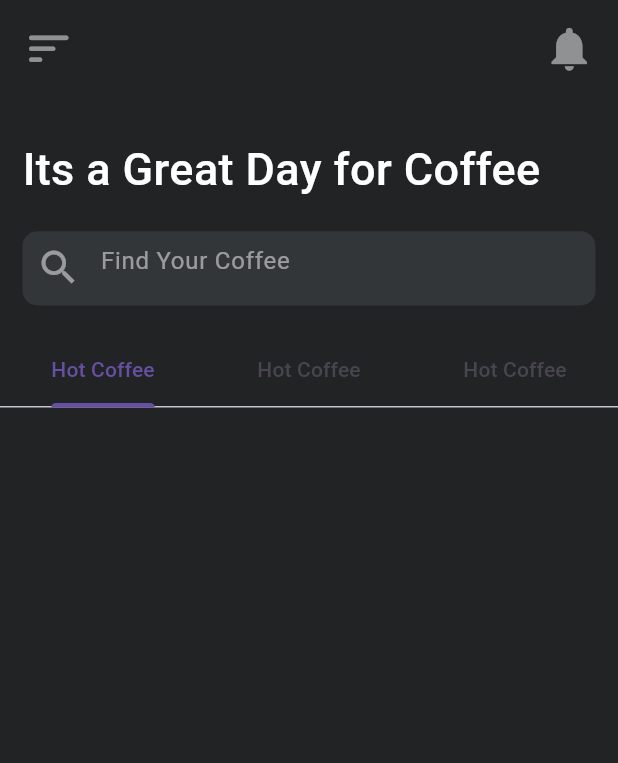
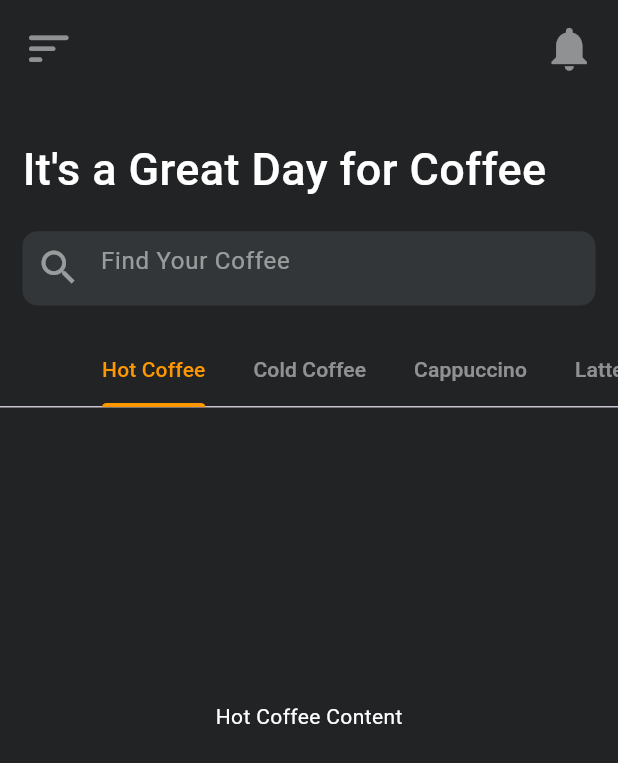
Before and after one commit to huzaifa-huzzi/coffee-App, a Flutter app: the screen it shows after launch, after a tap on "Get Start", on a phone screen of 412 x 824 dp. Shown: the top 763 px of the screen. Run offline on Flutter 3.47's test engine with Material 3 defaults, Android fonts, the phone set to English and light mode, and no system bars; our stand-ins replace fluttertoast, get, google_fonts.

Commit message:
1.Adding more design in it

```diff
--- a/lib/View/Homescreen/HomeScreen.dart
+++ b/lib/View/Homescreen/HomeScreen.dart
@@ -11,64 +11,44 @@ class HomeScreen extends StatefulWidget {
 
 class _HomeScreenState extends State<HomeScreen> with SingleTickerProviderStateMixin  {
 
-  late  TabController _tabController ;
-  @override
-  void initState() {
-    // TODO: implement initState
-    _tabController =TabController(length: 3, vsync: this,initialIndex: 0);
-    _tabController.addListener(_handleTabSelection);
-    super.initState();
-  }
 
-  _handleTabSelection(){
-    if(_tabController.indexIsChanging){
-       setState(() {
-
-       });
-    }
-  }
-
-  @override
-  void dispose() {
-    // TODO: implement dispose
-    _tabController.dispose();
-    super.dispose();
-  }
 
   @override
   Widget build(BuildContext context) {
     final height = MediaQuery.sizeOf(context).height * 1;
     final width = MediaQuery.sizeOf(context).width * 1;
-    return Scaffold(
+
+    return MaterialApp(
+      home: DefaultTabController(
+        length: 4, // Number of tabs
+        child: Scaffold(
+          backgroundColor: AppColors.blackColor,
           body: SafeArea(
-          child:Padding(
-              padding:const  EdgeInsets.only(top: 15),
+            child: Padding(
+              padding: const EdgeInsets.only(top: 15),
               child: ListView(
                 children: [
                   Padding(
-                    padding:const  EdgeInsets.symmetric(horizontal: 15),
+                    padding: const EdgeInsets.symmetric(horizontal: 15),
                     child: Row(
                       mainAxisAlignment: MainAxisAlignment.spaceBetween,
                       children: [
-                      Icon(Icons.sort_rounded,color: AppColors.whiteColor.withOpacity(0.5),size: 35,),
-                      Icon(Icons.notifications,color: AppColors.whiteColor.withOpacity(0.5),size: 35,),
-
+                        Icon(Icons.sort_rounded, color: Colors.white.withOpacity(0.5), size: 35,),
+                        Icon(Icons.notifications, color: Colors.white.withOpacity(0.5), size: 35,),
                       ],
                     ),
-
                   ),
-                SizedBox(height:  height * .05,),
+                  SizedBox(height: height * .05,),
                   const Padding(
-                    padding:EdgeInsets.symmetric(horizontal: 15),
-                  child: Text('Its a Great Day for Coffee',style: TextStyle(color: AppColors.whiteColor,fontSize: 30,fontWeight: FontWeight.w500),),
-
+                    padding: EdgeInsets.symmetric(horizontal: 15),
+                    child: Text('It\'s a Great Day for Coffee', style: TextStyle(color: Colors.white, fontSize: 30, fontWeight: FontWeight.w500),),
                   ),
                   Container(
-                  margin:const EdgeInsets.symmetric(horizontal: 15,vertical: 20) ,
+                    margin: const EdgeInsets.symmetric(horizontal: 15, vertical: 20),
                     width: width * .2,
                     height: height * .06,
                     decoration: BoxDecoration(
-                    color:const  Color.fromARGB(255, 50, 54, 56),
+                      color: const Color.fromARGB(255, 50, 54, 56),
                       borderRadius: BorderRadius.circular(10),
                     ),
                     child: TextFormField(
@@ -76,36 +56,39 @@ class _HomeScreenState extends State<HomeScreen> with SingleTickerProviderStateM
                         border: InputBorder.none,
                         hintText: 'Find Your Coffee',
                         hintStyle: TextStyle(
-                        color: AppColors.whiteColor.withOpacity(0.5),
+                          color: Colors.white.withOpacity(0.5),
                         ),
-                      prefixIcon: Icon(Icons.search,size: 30,color: AppColors.whiteColor.withOpacity(0.5),)
+                        prefixIcon: Icon(Icons.search, size: 30, color: Colors.white.withOpacity(0.5),),
                       ),
                     ),
                   ),
                   TabBar(
-                   controller: _tabController,
+                    isScrollable: true,
+                    indicatorColor: Colors.orange,
+                    labelColor: Colors.orange,
+                    unselectedLabelColor: AppColors.whiteColor.withOpacity(0.5),
                     tabs: [
-                  Tab(text: 'Hot Coffee',),
-                  Tab(text: 'Hot Coffee',),
-                  Tab(text: 'Hot Coffee',)
-                ]),
-                SizedBox(height:  height * .1,),
-                Center(
-                  child:[ Container(
-                    color: Colors.red,
+                      Tab(text: 'Hot Coffee'),
+                      Tab(text: 'Cold Coffee'),
+                      Tab(text: 'Cappuccino'),
+                      Tab(text: 'Latte'),
+                    ],
                   ),
                   Container(
-                    color: Colors.red,
+                    height: height * .5,
+                    child: TabBarView(
+                      children: [
+                        Center(child: Text('Hot Coffee Content', style: TextStyle(color: Colors.white))),
+                        Center(child: Text('Cold Coffee Content', style: TextStyle(color: Colors.white))),
+                        Center(child: Text('Cappuccino Content', style: TextStyle(color: Colors.white))),
+                        Center(child: Text('Latte Content', style: TextStyle(color: Colors.white))),
+                      ],
                     ),
-                  Container(
-                    color: Colors.red,
-                  ),
-        ][_tabController.index],
                   ),
                 ],
               ),
-
-
+            ),
+          ),
         ),
       ),
     );
```
Lines whose indentation alone changed are shown as unchanged.
